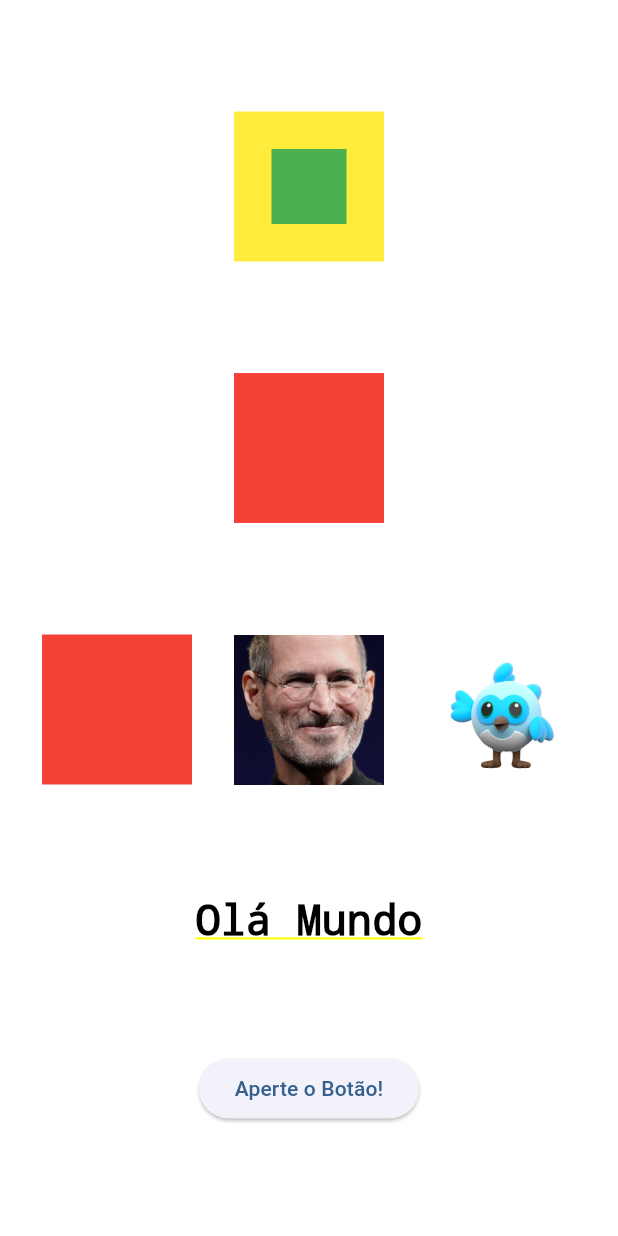
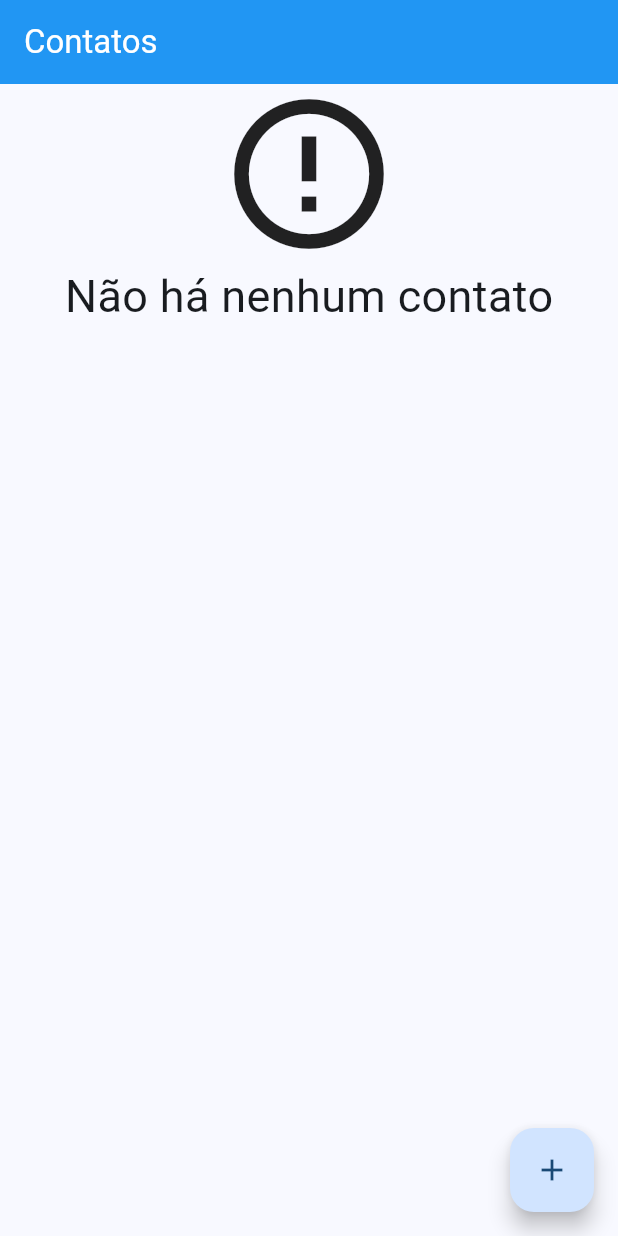
Before and after one commit to andrecalisto/aula01, a Flutter app: the screen it shows after launch, on a phone screen of 412 x 824 dp. Run offline on Flutter 3.47's test engine with Material 3 defaults, Android fonts, the phone set to English and light mode, and no system bars; our stand-ins replace sqflite; accounts and stored records are empty.

Commit message:
comite do projeto final

```diff
--- /dev/null
+++ b/lib/data/ContatoDao.dart
@@ -0,0 +1,32 @@
+import 'package:aula01/data/database.dart';
+import 'package:sqflite/sqflite.dart';
+
+import '../components/contato.dart';
+
+class ContatoDao{
+  Future<List<Contato>> findAll() async {
+    print('Buscando os contatos no banco de dados');
+    final db = await getDataBase();
+
+    // Query the table for all the dogs.
+    final List<Map<String, Object?>> contatoMaps = await db.query('contatos');
+
+    // Convert the list of each dog's fields into a list of `Dog` objects.
+    return [
+      for (final {'nome': nome as String, 'idade': idade as String, 'telefone': telefone as String}
+      in contatoMaps)
+        Contato(nome, idade, telefone),
+    ];
+  }
+
+  Future<void> insertContato(Contato contato) async {
+    print('Inserindo contato ao banco de dados');
+    final db = await getDataBase();
+    await db.insert(
+      'contatos',
+      contato.toMap(),
+      conflictAlgorithm: ConflictAlgorithm.replace,
+    );
+  }
+
+}
--- /dev/null
+++ b/lib/data/ContatoInherited.dart
@@ -0,0 +1,27 @@
+import 'package:aula01/components/contato.dart';
+import 'package:flutter/material.dart';
+
+class ContatoInherited extends InheritedWidget {
+   ContatoInherited({super.key, required Widget child}) : super(child: child);
+
+  final List<Contato> contatoList = [
+    Contato('André Calisto', '38', '66984012612'),
+    Contato('Maria', '20', '66984012612'),
+    Contato('João', '65', '66984012612'),
+  ];
+
+  void novoContato(String nome, String idade, String telefone){
+    contatoList.add(Contato(nome, idade, telefone));
+  }
+
+  static ContatoInherited of(BuildContext context) {
+    final ContatoInherited? result = context.dependOnInheritedWidgetOfExactType<ContatoInherited>();
+    assert(result != null, 'No a found in context');
+    return result!;
+  }
+
+  @override
+  bool updateShouldNotify(ContatoInherited old) {
+    return old.contatoList.length != contatoList.length;
+  }
+}
--- a/lib/main.dart
+++ b/lib/main.dart
@@ -1,5 +1,7 @@
-import 'package:aula01/aula01.dart';
-import 'package:aula01/formulario.dart';
+import 'package:aula01/data/ContatoInherited.dart';
+import 'package:aula01/screens/aula01.dart';
+import 'package:aula01/components/contato.dart';
+import 'package:aula01/screens/telaPrincipal.dart';
 import 'package:flutter/material.dart';
 
 void main() {
@@ -17,11 +19,11 @@ class MyApp extends StatelessWidget {
         colorScheme: ColorScheme.fromSeed(seedColor: Colors.blue),
         useMaterial3: true,
         appBarTheme: const AppBarTheme(
-          backgroundColor: Colors.deepPurple, // 👈 força a cor do AppBar
+          backgroundColor: Colors.blue, // 👈 força a cor do AppBar
           foregroundColor: Colors.white,
         ),
       ),
-      home: Aula01(),
+      home: ContatoInherited(child: TelaPrincipal()),
     );
   }
 }
--- a/lib/aula01.dart
+++ b/lib/screens/aula01.dart
@@ -1,4 +1,4 @@
-import 'package:aula01/formulario.dart';
+
 import 'package:flutter/material.dart';
 
 class Aula01 extends StatefulWidget {
@@ -60,7 +60,7 @@ class _Aula01State extends State<Aula01> {
         ElevatedButton(
           onPressed: () {
             print('Você apertou o botão');
-            Navigator.push(context, MaterialPageRoute(builder: (context) => Formulario(),),);
+            //Navigator.push(context, MaterialPageRoute(builder: (context) => Formulario(),),);
           },
           child: Text('Aperte o Botão!'),
         ),
--- /dev/null
+++ b/lib/screens/telaPrincipal.dart
@@ -0,0 +1,74 @@
+import 'package:aula01/data/ContatoDao.dart';
+import 'package:aula01/data/ContatoInherited.dart';
+import 'package:aula01/components/contato.dart';
+import 'package:aula01/screens/formulario.dart';
+import 'package:flutter/material.dart';
+
+
+class TelaPrincipal extends StatefulWidget {
+  const TelaPrincipal({super.key});
+
+  @override
+  State<TelaPrincipal> createState() => _TelaPrincipalState();
+}
+
+class _TelaPrincipalState extends State<TelaPrincipal> {
+  @override
+  Widget build(BuildContext context) {
+    return Scaffold(
+      appBar: AppBar(title: const Text('Contatos')),
+      body: Padding(
+        padding: const EdgeInsets.only(top: 0.0, bottom: 70),
+        child: FutureBuilder(future: ContatoDao().findAll(),
+            builder: (context, snapshot){
+              List<Contato>? items = snapshot.data;
+              switch (snapshot.connectionState){
+
+                case ConnectionState.none:
+                  // TODO: Handle this case.
+                  //throw UnimplementedError();
+                case ConnectionState.waiting:
+                  // TODO: Handle this case.
+                  //throw UnimplementedError();
+                case ConnectionState.active:
+                  // TODO: Handle this case.
+                  //throw UnimplementedError();
+                case ConnectionState.done:
+                  if(snapshot.hasData && items != null){
+                    if(items.isNotEmpty){
+                      return ListView.builder(itemCount: items.length,
+                      itemBuilder: (BuildContext context, int index){
+                        final Contato contato = items[index];
+                        return contato;
+                      },
+                      );
+                    }
+                    return Center(
+                      child: Column(
+                        children: [
+                          Icon(Icons.error_outline, size: 120,),
+                          Text('Não há nenhum contato', style: TextStyle(fontSize: 30),),
+                        ],
+                      ),
+                    );
+                  }
+                  throw UnimplementedError();
+              }
+            }),
+      ),
+      floatingActionButton: FloatingActionButton(
+        onPressed: () {
+          Navigator.push(
+            context,
+            MaterialPageRoute(
+              builder: (contextNovo) => Formulario(contatoContext: context),
+            ),
+          ).then((onValue) => setState(() {
+            print('Atualizando a tela');
+          }));
+        },
+        child: const Icon(Icons.add),
+      ),
+    );
+  }
+}
--- a/pubspec.yaml
+++ b/pubspec.yaml
@@ -34,6 +34,9 @@ dependencies:
   # The following adds the Cupertino Icons font to your application.
   # Use with the CupertinoIcons class for iOS style icons.
   cupertino_icons: ^1.0.8
+
+  sqflite: ^2.4.2
+  path: ^1.9.1
 
 dev_dependencies:
   flutter_test:
```
Also changed, not shown: lib/components/contato.dart (added, +76 -0 lines), lib/data/database.dart (added, +20 -0 lines), lib/formulario.dart (deleted, +0 -52 lines), lib/screens/formulario.dart (added, +134 -0 lines), assets/images/contato.png (added), pubspec.lock, 1 other file.
